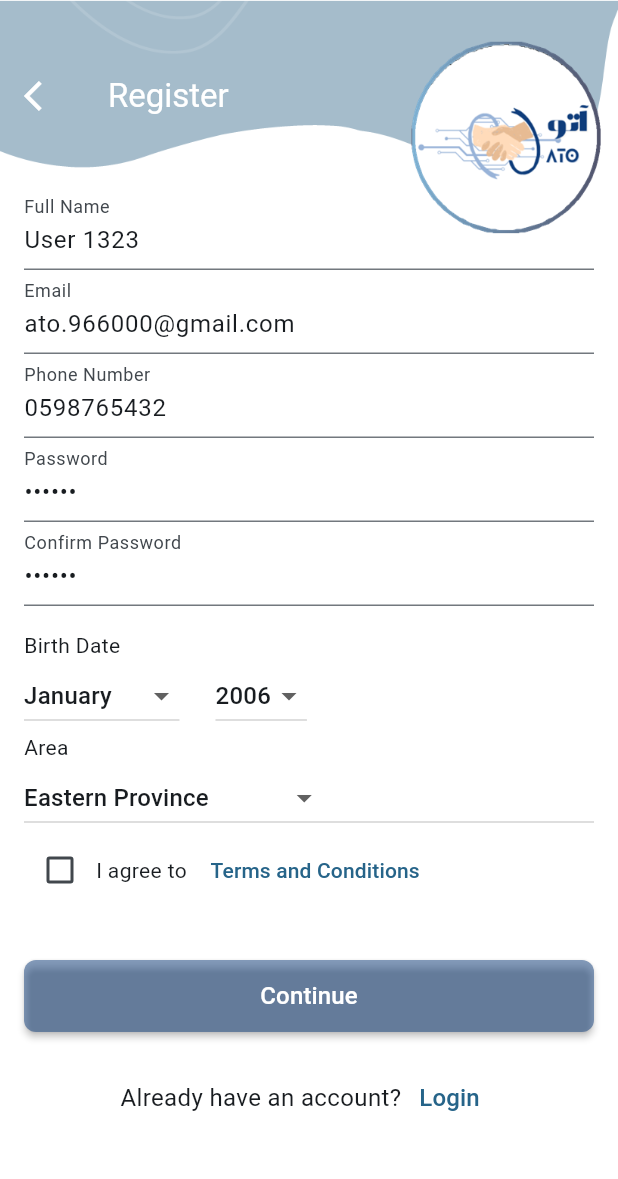
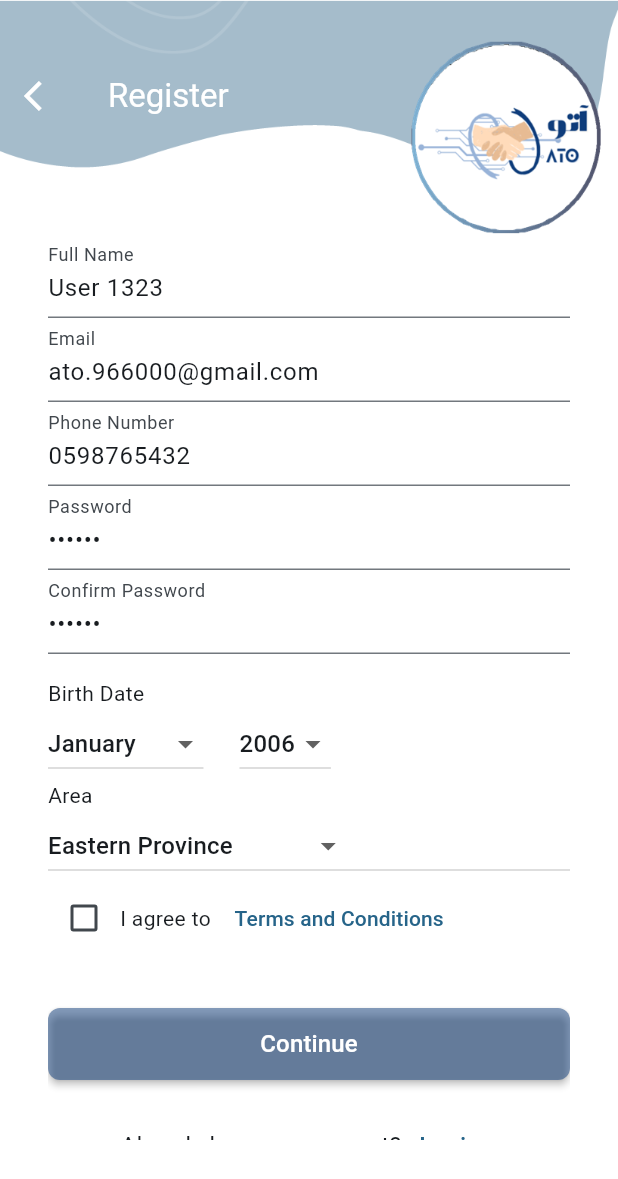
Before and after one commit to AtoProjet/ATO, a Flutter app: the RegisterScreen screen opened directly, on a phone screen of 412 x 824 dp. Shown: the top 1179 px of the screen. Run offline on Flutter 3.47's test engine with Material 3 defaults, Android fonts, the phone set to English and light mode, and no system bars; our stand-ins replace carousel_slider, cloud_firestore, firebase_auth, firebase_core, firebase_storage; missing offline and left inert: dart:ffi; accounts and stored records are empty.

Commit message:
Update register_screen.dart

```diff
--- a/lib/sr_screens/register_screen.dart
+++ b/lib/sr_screens/register_screen.dart
@@ -92,10 +92,11 @@ class _RegisterScreenState extends State<RegisterScreen> {
     return atoScaffold(
       context: context,
       showAppBarBackground: true,
+      showAppBar: true,
       title: RegisterScreen.title,
       isLoading: _isLoading,
       body: Padding(
-        padding: const EdgeInsets.fromLTRB(16.0, 32.0, 16.0, 32.0),
+        padding: const EdgeInsets.fromLTRB(32.0, 64.0, 32.0, 64.0),
         child: ListView(
           scrollDirection: Axis.vertical,
           children: [
```
